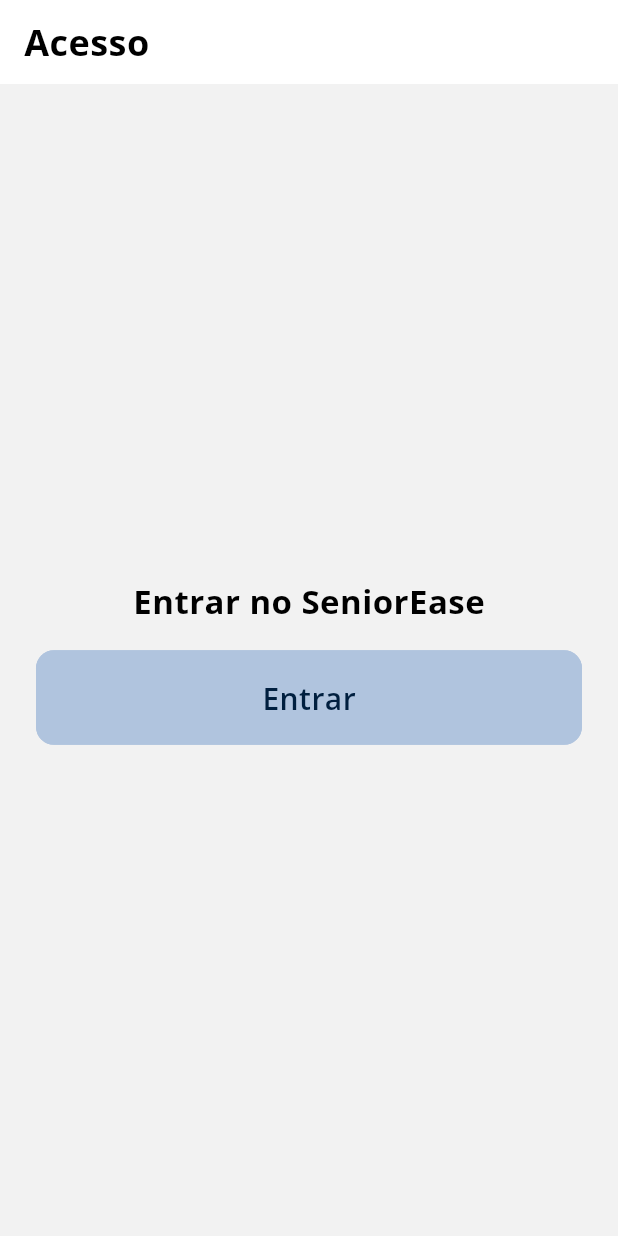
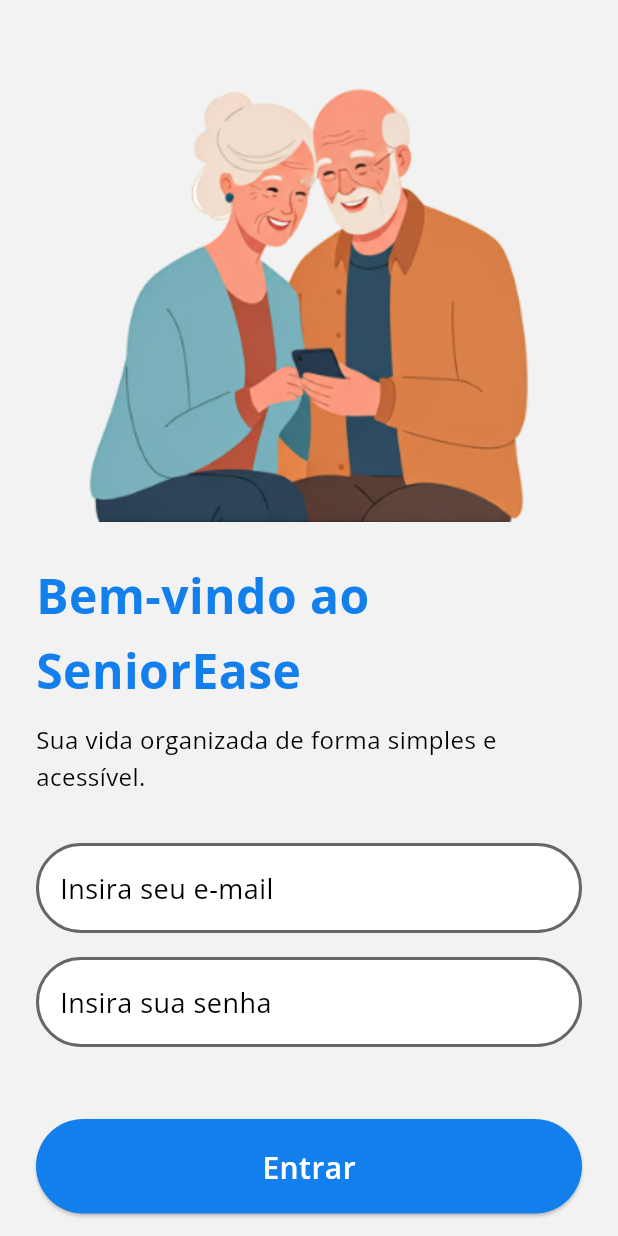
Before and after one commit to M0nicaVaz/fiap_hackathon, a Flutter app: the screen it shows after launch, on a phone screen of 412 x 824 dp. Run offline on Flutter 3.47's test engine with Material 3 defaults, Android fonts, the phone set to English and light mode, and no system bars; our stand-ins replace cloud_firestore, firebase_auth, firebase_core, get_it, go_router, shared_preferences; accounts and stored records are empty.

Commit message:
feat: ajustes DS + login page layout

```diff
--- a/lib/core/design_system/builder/theme_builder.dart
+++ b/lib/core/design_system/builder/theme_builder.dart
@@ -8,6 +8,26 @@
     useMaterial3: true,
     scaffoldBackgroundColor: ds.colors.background,
     brightness: brightness,
+    inputDecorationTheme: InputDecorationTheme(
+      filled: true,
+      floatingLabelStyle: TextStyle(
+        fontSize: ds.typography.headingLarge.fontSize,
+      ),
+      labelStyle: TextStyle(fontSize: ds.typography.bodyLarge.fontSize),
+      focusColor: ds.colors.primary,
+      focusedErrorBorder: OutlineInputBorder(
+        borderSide: BorderSide(color: ds.colors.feedbackDanger),
+        borderRadius: BorderRadius.all(Radius.circular(99)),
+      ),
+      enabledBorder: OutlineInputBorder(
+        borderSide: BorderSide(width: 2, color: ds.colors.disabled),
+        borderRadius: BorderRadius.circular(99),
+      ),
+      border: OutlineInputBorder(
+        borderRadius: BorderRadius.all(Radius.circular(99)),
+        gapPadding: 8,
+      ),
+    ),
     colorScheme: ColorScheme(
       brightness: brightness,
       primary: ds.colors.primary,
--- a/lib/core/design_system/themes/color_themes.dart
+++ b/lib/core/design_system/themes/color_themes.dart
@@ -29,14 +29,14 @@
   ColorThemeType.highContrast: AppColors(
     background: BaseColors.blue700,
     feedbackInfoLight: BaseColors.blue300,
-    feedbackSuccessLight: BaseColors.green100,
-    feedbackWarningLight: BaseColors.orange100,
-    feedbackDangerLight: BaseColors.red100,
+    feedbackSuccessLight: BaseColors.green0,
+    feedbackWarningLight: BaseColors.orange0,
+    feedbackDangerLight: BaseColors.red0,
     surface: BaseColors.blue500,
     textPrimary: BaseColors.neutral0,
-    textSecondary: BaseColors.neutral200,
+    textSecondary: BaseColors.blue700,
     textDisabled: BaseColors.neutral300,
-    textInverse: BaseColors.neutral700,
+    textInverse: BaseColors.blue700,
     feedbackInfo: BaseColors.blue300,
     feedbackSuccess: BaseColors.green100,
     feedbackWarning: BaseColors.orange100,
--- a/lib/core/design_system/widgets/ds_button/ds_button.dart
+++ b/lib/core/design_system/widgets/ds_button/ds_button.dart
@@ -1,7 +1,7 @@
 import 'package:flutter/material.dart';
 import 'ds_button_style.dart';
 
-enum DSButtonVariant { primary, secondary, danger, ghost }
+enum DSButtonVariant { primary, secondary, tertiary, danger, ghost }
 
 class DSButton extends StatelessWidget {
   final String label;
@@ -29,8 +29,21 @@
 
     final button = switch (variant) {
       DSButtonVariant.primary => _buildElevated(context, disabled),
-      DSButtonVariant.secondary => _buildOutlined(context, disabled),
-      DSButtonVariant.danger => _buildDanger(context, disabled),
+      DSButtonVariant.secondary => _buildElevated(
+        context,
+        disabled,
+        style: DSButtonStyle.secondary(context),
+      ),
+      DSButtonVariant.tertiary => _buildOutlined(
+        context,
+        onPressed,
+        style: DSButtonStyle.tertiary(context),
+      ),
+      DSButtonVariant.danger => _buildElevated(
+        context,
+        disabled,
+        style: DSButtonStyle.danger(context),
+      ),
       DSButtonVariant.ghost => _buildGhost(context, disabled),
     };
 
@@ -41,13 +54,17 @@
     return button;
   }
 
-  Widget _buildElevated(BuildContext context, VoidCallback? onPressed) {
-    final style = DSButtonStyle.primary(context);
+  Widget _buildElevated(
+    BuildContext context,
+    VoidCallback? onPressed, {
+    ButtonStyle? style,
+  }) {
+    final buttonStyle = style ?? DSButtonStyle.primary(context);
 
     if (icon != null) {
       return ElevatedButton.icon(
         onPressed: onPressed,
-        style: style,
+        style: buttonStyle,
         icon: Icon(icon),
         label: _buildLabel(),
       );
@@ -55,18 +72,22 @@
 
     return ElevatedButton(
       onPressed: onPressed,
-      style: style,
+      style: buttonStyle,
       child: _buildLabel(),
     );
   }
 
-  Widget _buildOutlined(BuildContext context, VoidCallback? onPressed) {
-    final style = DSButtonStyle.secondary(context);
+  Widget _buildOutlined(
+    BuildContext context,
+    VoidCallback? onPressed, {
+    ButtonStyle? style,
+  }) {
+    final buttonStyle = style ?? DSButtonStyle.tertiary(context);
 
     if (icon != null) {
       return OutlinedButton.icon(
         onPressed: onPressed,
-        style: style,
+        style: buttonStyle,
         icon: Icon(icon),
         label: _buildLabel(),
       );
@@ -74,26 +95,7 @@
 
     return OutlinedButton(
       onPressed: onPressed,
-      style: style,
-      child: _buildLabel(),
-    );
-  }
-
-  Widget _buildDanger(BuildContext context, VoidCallback? onPressed) {
-    final style = DSButtonStyle.danger(context);
-
-    if (icon != null) {
-      return ElevatedButton.icon(
-        onPressed: onPressed,
-        style: style,
-        icon: Icon(icon),
-        label: _buildLabel(),
-      );
-    }
-
-    return ElevatedButton(
-      onPressed: onPressed,
-      style: style,
+      style: buttonStyle,
       child: _buildLabel(),
     );
   }
--- a/lib/core/design_system/widgets/ds_button/ds_button_style.dart
+++ b/lib/core/design_system/widgets/ds_button/ds_button_style.dart
@@ -15,7 +15,7 @@
       minimumSize: WidgetStatePropertyAll(Size(64, ds.spacing.xxl)),
       textStyle: WidgetStatePropertyAll(ds.typography.headingMedium),
       shape: WidgetStatePropertyAll(
-        RoundedRectangleBorder(borderRadius: BorderRadius.circular(12)),
+        RoundedRectangleBorder(borderRadius: BorderRadius.circular(99)),
       ),
     );
   }
@@ -32,13 +32,14 @@
   }
 
   static ButtonStyle secondary(BuildContext context) {
+    return base(context).merge(ElevatedButton.styleFrom());
+  }
+
+  static ButtonStyle tertiary(BuildContext context) {
     final ds = context.ds;
-
     return base(context).merge(
-      ElevatedButton.styleFrom(
-        backgroundColor: ds.colors.secondary,
-        foregroundColor: ds.colors.secondaryInverse,
-        side: BorderSide(color: ds.colors.secondary),
+      OutlinedButton.styleFrom(
+        side: BorderSide(color: ds.colors.primary, width: 2),
       ),
     );
   }
@@ -57,8 +58,11 @@
   static ButtonStyle ghost(BuildContext context) {
     final ds = context.ds;
 
-    return base(
-      context,
-    ).merge(TextButton.styleFrom(foregroundColor: ds.colors.primary));
+    return base(context).merge(
+      TextButton.styleFrom(
+        foregroundColor: ds.colors.primary,
+        padding: EdgeInsets.all(0),
+      ),
+    );
   }
 }
--- a/lib/core/design_system/widgets/ds_section_title/ds_section_title.dart
+++ b/lib/core/design_system/widgets/ds_section_title/ds_section_title.dart
@@ -14,7 +14,7 @@
       child: Text(
         title.toUpperCase(),
         style: ds.typography.label.copyWith(
-          color: ds.colors.textSecondary,
+          color: ds.colors.textPrimary,
           fontWeight: FontWeight.bold,
         ),
       ),
--- a/lib/core/design_system/widgets/ds_slider_tile/ds_slider_tile.dart
+++ b/lib/core/design_system/widgets/ds_slider_tile/ds_slider_tile.dart
@@ -1,4 +1,5 @@
 import 'package:fiap_hackathon/core/design_system/provider/design_system_provider.dart';
+import 'package:fiap_hackathon/core/design_system/widgets/ds_icon/ds_icon.dart';
 import 'package:flutter/material.dart';
 
 class DsSliderTile extends StatelessWidget {
@@ -27,8 +28,8 @@
       children: [
         Row(
           children: [
-            Icon(icon, color: ds.colors.primary, size: ds.icons.md),
-            SizedBox(width: ds.spacing.sm),
+            DSIcon(icon, color: ds.colors.primary, size: DSIconSize.lg),
+            SizedBox(width: ds.spacing.lg),
             Expanded(child: Text(title, style: ds.typography.bodyLarge)),
             Text(
               '${(value * 100).toInt()}%',
--- a/lib/core/design_system/widgets/ds_switch_tile/ds_switch_tile.dart
+++ b/lib/core/design_system/widgets/ds_switch_tile/ds_switch_tile.dart
@@ -19,10 +19,11 @@
   Widget build(BuildContext context) {
     final ds = context.ds;
     return SwitchListTile(
+      contentPadding: EdgeInsets.all(0),
       title: Row(
         children: [
           Icon(icon, color: ds.colors.primary, size: ds.icons.md),
-          SizedBox(width: ds.spacing.sm),
+          SizedBox(width: ds.spacing.lg),
           Expanded(child: Text(title, style: ds.typography.bodyLarge)),
         ],
       ),
--- a/lib/features/auth/presentation/pages/auth_page.dart
+++ b/lib/features/auth/presentation/pages/auth_page.dart
@@ -1,3 +1,4 @@
+import 'package:fiap_hackathon/core/design_system/provider/design_system_provider.dart';
 import 'package:fiap_hackathon/core/design_system/widgets/ds_button/ds_button.dart';
 import 'package:flutter/material.dart';
 import 'package:go_router/go_router.dart';
@@ -11,23 +12,68 @@
 
   @override
   Widget build(BuildContext context) {
+    final ds = context.ds;
+
     return Scaffold(
-      appBar: AppBar(title: const Text('Acesso')),
-      body: Center(
-        child: Padding(
-          padding: const EdgeInsets.all(24),
-          child: Column(
-            mainAxisSize: MainAxisSize.min,
-            children: [
-              const Text(
-                'Entrar no SeniorEase',
-                style: TextStyle(fontSize: 22, fontWeight: FontWeight.bold),
-              ),
-              const SizedBox(height: 16),
-              SizedBox(
-                width: double.infinity,
-                child: DSButton(
+      body: SingleChildScrollView(
+        child: Center(
+          child: Padding(
+            padding: EdgeInsets.all(ds.spacing.lg),
+            child: Column(
+              mainAxisSize: MainAxisSize.max,
+              mainAxisAlignment: MainAxisAlignment.spaceBetween,
+              children: [
+                SizedBox(height: ds.spacing.lg),
+                Image.asset(
+                  'assets/images/landing.png',
+                  height: 300,
+                  width: 300,
+                  fit: BoxFit.contain,
+                  cacheHeight: 300,
+                  cacheWidth: 300,
+                ),
+                SizedBox(height: ds.spacing.lg),
+                Text(
+                  'Bem-vindo ao SeniorEase',
+                  style: ds.typography.display.copyWith(
+                    color: ds.colors.primary,
+                  ),
+                ),
+                SizedBox(height: ds.spacing.sm),
+                Text('Sua vida organizada de forma simples e acessível.'),
+                SizedBox(height: ds.spacing.xl),
+                Form(
+                  child: Column(
+                    children: [
+                      TextFormField(
+                        decoration: InputDecoration(
+                          label: Text("Insira seu e-mail"),
+                        ),
+                      ),
+                      SizedBox(height: ds.spacing.md),
+                      TextFormField(
+                        decoration: InputDecoration(
+                          label: Text("Insira sua senha"),
+                        ),
+                      ),
+                      SizedBox(height: ds.spacing.xxl),
+                    ],
+                  ),
+                ),
+                DSButton(
                   label: "Entrar",
+                  variant: DSButtonVariant.primary,
+                  onPressed: () async {
+                    await context.read<AuthSessionStateProvider>().enter();
+                    if (context.mounted) {
+                      context.go(AppRoutes.home);
+                    }
+                  },
+                  fullWidth: true,
+                ),
+                const SizedBox(height: 16),
+                DSButton(
+                  label: "Criar conta",
                   variant: DSButtonVariant.secondary,
                   onPressed: () async {
                     await context.read<AuthSessionStateProvider>().enter();
@@ -35,9 +81,10 @@
                       context.go(AppRoutes.home);
                     }
                   },
+                  fullWidth: true,
                 ),
-              ),
-            ],
+              ],
+            ),
           ),
         ),
       ),
--- a/pubspec.yaml
+++ b/pubspec.yaml
@@ -67,8 +67,8 @@
   uses-material-design: true
 
   # To add assets to your application, add an assets section, like this:
-  # assets:
-  #   - images/a_dot_burr.jpeg
+  assets:
+    - assets/images/landing.png
   #   - images/a_dot_ham.jpeg
 
   # An image asset can refer to one or more resolution-specific "variants", see
```
Also changed, not shown: lib/app/features/home/pages/customization_page.dart (+5 -16 lines), lib/app/presentation/app_shell.dart (+16 -6 lines), lib/features/accessibility_preferences/presentation/pages/accessibility_preferences_page.dart (deleted, +0 -81 lines), lib/features/accessibility_preferences/presentation/widgets/ds_preferences_item.dart (deleted, +0 -36 lines), lib/features/accessibility_preferences/presentation/widgets/ds_preferences_section.dart (deleted, +0 -36 lines), assets/images/landing.png (added).
